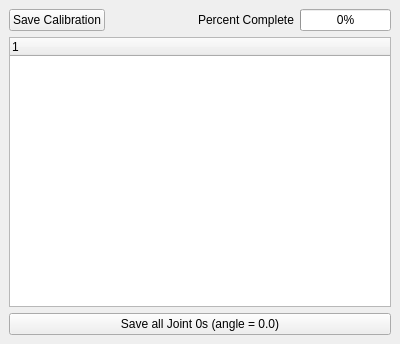
This is sr_gui_hand_calibration/uis/SrHandCalibration.ui in shadow-robot/sr-ros-interface as Qt 5 draws it before an edit. The edited form follows.
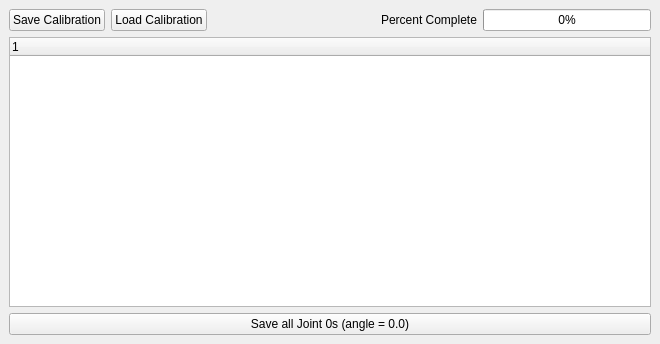
This is the edited form.

Commit message: adding load function

Diff of the .ui file:
```diff
--- a/sr_gui_hand_calibration/uis/SrHandCalibration.ui
+++ b/sr_gui_hand_calibration/uis/SrHandCalibration.ui
@@ -6,7 +6,7 @@
    <rect>
     <x>0</x>
     <y>0</y>
-    <width>400</width>
+    <width>660</width>
     <height>344</height>
    </rect>
   </property>
@@ -32,6 +32,19 @@
           </property>
          </widget>
         </item>
+        <item>
+         <widget class="QPushButton" name="btn_load">
+          <property name="toolTip">
+           <string>Load a Calibration File (Ctrl+o)</string>
+          </property>
+          <property name="text">
+           <string>Load Calibration</string>
+          </property>
+          <property name="shortcut">
+           <string>Ctrl+O</string>
+          </property>
+         </widget>
+        </item>
         <item>
          <spacer name="horizontalSpacer">
           <property name="orientation">
```
The commit also changes 2 other files.
